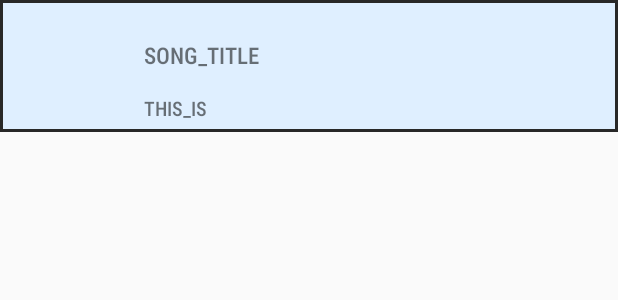
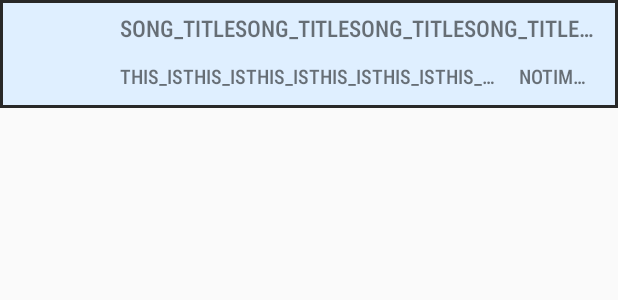
Before and after one commit to FeryET/SmoothPlayer, an Android app: the layout music_item_view_holder.xml on its own in the app's theme, with its tools: preview values and no code run, on a phone screen of 412 x 824 dp. Shown: the top 300 px of the screen. Run offline under Robolectric (Android 15) with nearby library versions, the phone set to English and light mode, and no system bars.

Commit message:
Reorganizes music_item_view_holder.

```diff
--- a/app/src/main/res/layout/music_item_view_holder.xml
+++ b/app/src/main/res/layout/music_item_view_holder.xml
@@ -8,8 +8,8 @@
 
     <ImageView
             android:id="@+id/view_holder_album_image_view"
-            android:layout_width="72dp"
-            android:layout_height="72dp"
+            android:layout_width="56dp"
+            android:layout_height="56dp"
             android:layout_margin="8dp"
             android:background="@android:color/transparent"
             android:scaleType="fitCenter"
@@ -23,29 +23,28 @@
             android:layout_width="0dp"
             android:layout_height="wrap_content"
             android:layout_marginStart="16dp"
-            android:layout_marginTop="18dp"
             android:layout_marginEnd="16dp"
             android:maxLines="1"
             android:textSize="15sp"
+            android:ellipsize="end"
             app:layout_constraintEnd_toEndOf="parent"
             app:layout_constraintStart_toEndOf="@+id/view_holder_album_image_view"
             app:layout_constraintTop_toTopOf="@+id/view_holder_album_image_view"
-            tools:text="SONG_TITLE" />
+            tools:text="SONG_TITLESONG_TITLESONG_TITLESONG_TITLESONG_TITLESONG_TITLESONG_TITLESONG_TITLE" />
 
     <TextView
             android:id="@+id/view_holder_artist_name_text_view"
             style="@style/musicItemViewHolderTextStyle"
             android:layout_width="0dp"
             android:layout_height="wrap_content"
-            android:layout_marginStart="16dp"
-            android:layout_marginTop="16dp"
             android:maxWidth="250dp"
             android:maxLines="1"
+            android:ellipsize="end"
             android:textSize="13sp"
-            app:layout_constraintBottom_toBottomOf="@id/view_holder_album_image_view"
-            app:layout_constraintStart_toEndOf="@+id/view_holder_album_image_view"
+            app:layout_constraintBottom_toBottomOf="parent"
+            app:layout_constraintStart_toStartOf="@+id/view_holder_song_name_text_view"
             app:layout_constraintTop_toBottomOf="@+id/view_holder_song_name_text_view"
-            tools:text="THIS_IS" />
+            tools:text="THIS_ISTHIS_ISTHIS_ISTHIS_ISTHIS_ISTHIS_ISTHIS_ISTHIS_ISTHIS_ISTHIS_IS" />
 
     <TextView
             android:id="@+id/view_holder_album_name_text_view"
@@ -53,14 +52,14 @@
             android:layout_width="0dp"
             android:layout_height="wrap_content"
             android:layout_marginStart="16dp"
-            android:layout_marginTop="16dp"
-            android:layout_marginEnd="8dp"
-            android:maxWidth="100dp"
+            android:maxWidth="230dp"
+            android:maxLines="1"
+            android:ellipsize="end"
             android:textSize="13sp"
-            android:maxLines="1"
-            app:layout_constraintBottom_toBottomOf="@id/view_holder_artist_name_text_view"
-            app:layout_constraintEnd_toEndOf="parent"
+            app:layout_constraintHorizontal_bias="0"
+            app:layout_constraintBottom_toBottomOf="parent"
+            app:layout_constraintEnd_toEndOf="@+id/view_holder_song_name_text_view"
             app:layout_constraintStart_toEndOf="@+id/view_holder_artist_name_text_view"
             app:layout_constraintTop_toBottomOf="@+id/view_holder_song_name_text_view"
-            tools:text="" />
+            tools:text="NOTIMPORTANTNOTIMPORTANTNOTIMPORTANTNOTIMPORTANTNOTIMPORTANTNOTIMPORTANT" />
 </androidx.constraintlayout.widget.ConstraintLayout>
```
